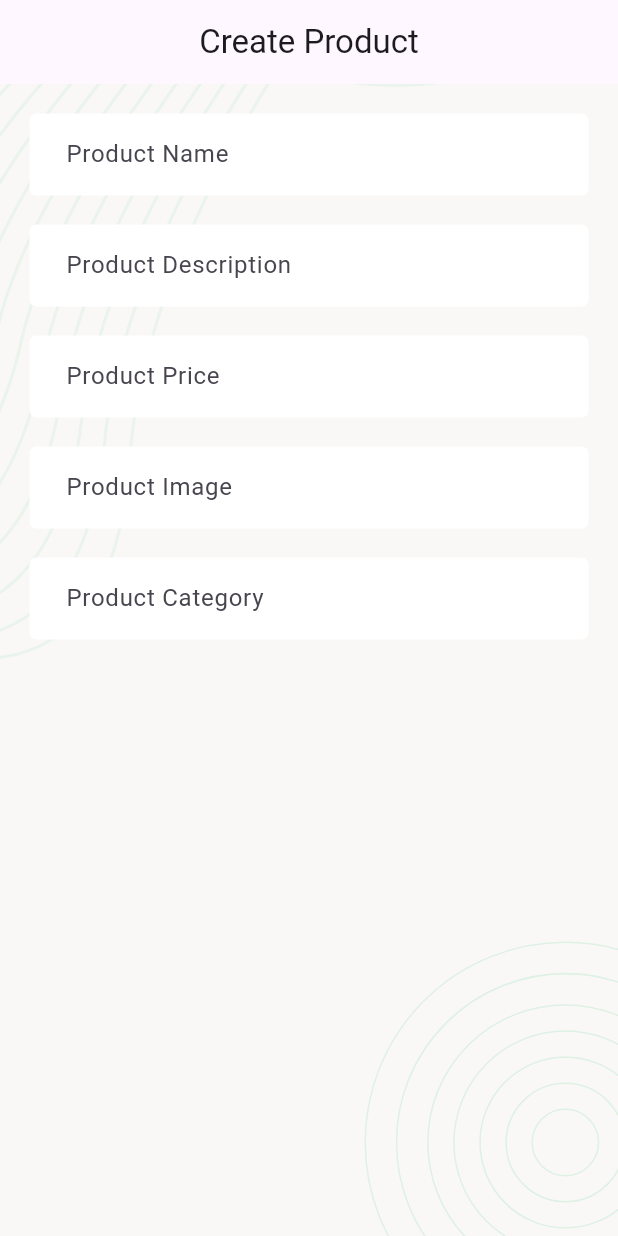
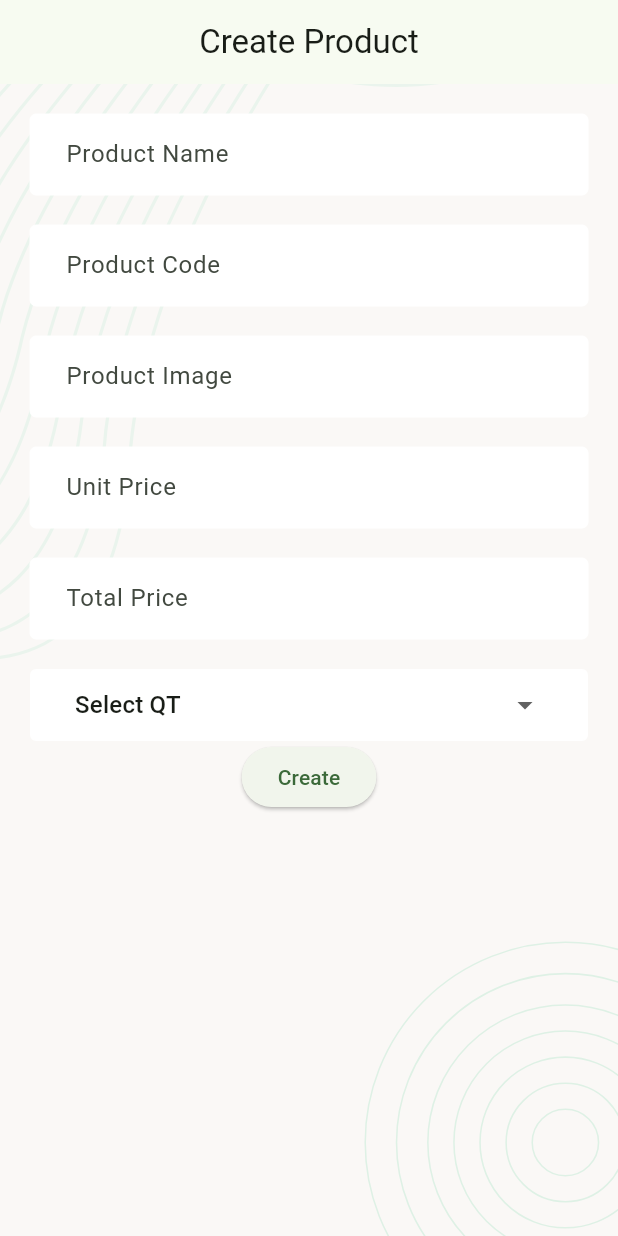
Before and after one commit to sabbirafmkhan/crudapp1, a Flutter app: the screen it shows after launch, on a phone screen of 412 x 824 dp. Run offline on Flutter 3.47's test engine with Material 3 defaults, Android fonts, the phone set to English and light mode, and no system bars; our stand-ins replace flutter_svg.

Commit message:
appDropDownStyle and button

```diff
--- a/lib/main.dart
+++ b/lib/main.dart
@@ -13,6 +13,7 @@ class MyApp extends StatelessWidget {
   Widget build(BuildContext context) {
     return MaterialApp(
       debugShowCheckedModeBanner: false,
+      theme: ThemeData(colorSchemeSeed: Colors.green),
       home: ProductCreateScreen(),
     );
   }
--- a/lib/screens/ProductCreateScreen.dart
+++ b/lib/screens/ProductCreateScreen.dart
@@ -1,6 +1,6 @@
 import 'package:flutter/material.dart';
 
-import '../style/style.dart';
+import 'package:crudapp1/style/style.dart';
 
 class ProductCreateScreen extends StatefulWidget {
   const ProductCreateScreen({super.key});
@@ -29,12 +29,7 @@ class _ProductCreateScreenState extends State<ProductCreateScreen> {
                   SizedBox(height: 20),
                   TextFormField(
                     onChanged: (value) {},
-                    decoration: appInputDecoration("Product Description"),
-                  ),
-                  SizedBox(height: 20),
-                  TextFormField(
-                    onChanged: (value) {},
-                    decoration: appInputDecoration("Product Price"),
+                    decoration: appInputDecoration("Product Code"),
                   ),
                   SizedBox(height: 20),
                   TextFormField(
@@ -44,7 +39,34 @@ class _ProductCreateScreenState extends State<ProductCreateScreen> {
                   SizedBox(height: 20),
                   TextFormField(
                     onChanged: (value) {},
-                    decoration: appInputDecoration("Product Category"),
+                    decoration: appInputDecoration("Unit Price"),
+                  ),
+                  SizedBox(height: 20),
+                  TextFormField(
+                    onChanged: (value) {},
+                    decoration: appInputDecoration("Total Price"),
+                  ),
+                  SizedBox(height: 20),
+                  appDropDownStyle(
+                    DropdownButton(
+                      value: "",
+                      items: [
+                        DropdownMenuItem(value: "", child: Text("Select QT")),
+                        DropdownMenuItem(value: "1 pcs", child: Text("1 pcs")),
+                        DropdownMenuItem(value: "2 pcs", child: Text("2 pcs")),
+                        DropdownMenuItem(value: "3 pcs", child: Text("3 pcs")),
+                        DropdownMenuItem(value: "4 pcs", child: Text("4 pcs")),
+                      ],
+                      onChanged: (value) {},
+                      isExpanded: true,
+                      underline: Container(),
+                    ),
+                  ),
+                  Container(
+                    child: ElevatedButton(
+                      onPressed: () {},
+                      child: Text("Create"),
+                    ),
                   ),
                 ],
               ),
--- a/lib/style/style.dart
+++ b/lib/style/style.dart
@@ -33,3 +33,20 @@ InputDecoration appInputDecoration(label) {
     labelText: label,
   );
 }
+
+// application dropdown decoration:
+DecoratedBox appDropDownStyle(child) {
+  return DecoratedBox(
+    decoration: BoxDecoration(
+      color: colorWhite,
+      border: Border.all(color: colorWhite, width: 1),
+      borderRadius: BorderRadius.circular(4),
+    ),
+    child: Padding(padding: EdgeInsets.only(left: 30, right: 30), child: child),
+  );
+}
+
+// application Button decoration:
+ButtonStyle appButtonStyle() {
+  return ButtonStyle();
+}
```
